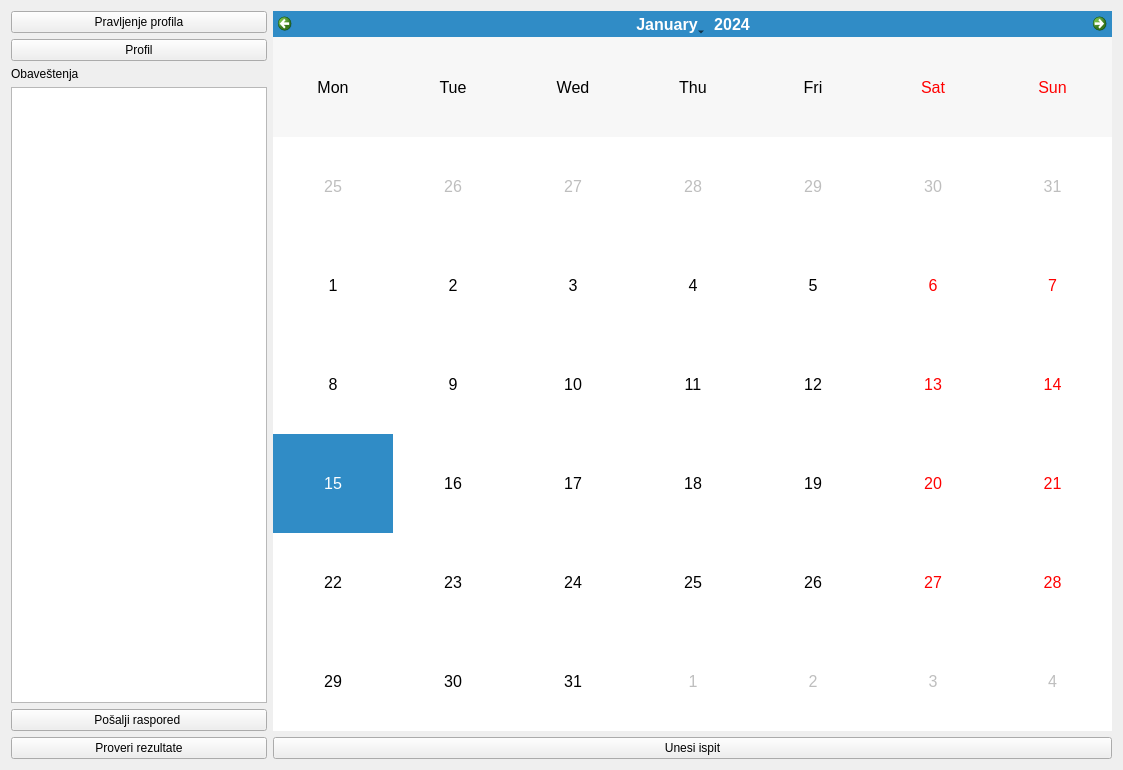
This is Planer/MatfPlaner/forms/Calendar.ui in stenjo1/MATF_Planner as Qt 5 draws it before an edit. The edited form follows.
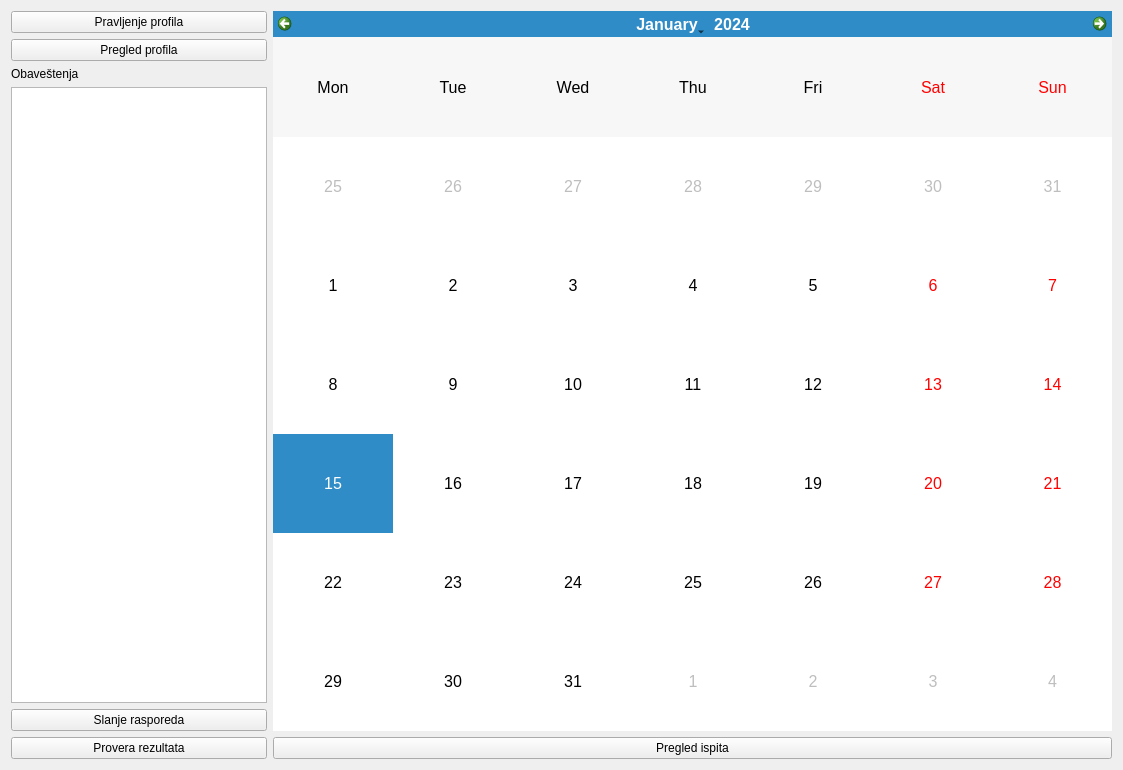
This is the edited form.

```diff
--- a/Planer/MatfPlaner/forms/Calendar.ui
+++ b/Planer/MatfPlaner/forms/Calendar.ui
@@ -32,7 +32,7 @@
      <item>
       <widget class="QPushButton" name="pbProfile">
        <property name="text">
-        <string>Profil</string>
+        <string>Pregled profila</string>
        </property>
       </widget>
      </item>
@@ -56,14 +56,14 @@
      <item>
       <widget class="QPushButton" name="pbSendMail">
        <property name="text">
-        <string>Pošalji raspored </string>
+        <string>Slanje rasporeda</string>
        </property>
       </widget>
      </item>
      <item>
       <widget class="QPushButton" name="pbCheckUrl">
        <property name="text">
-        <string>Proveri rezultate</string>
+        <string>Provera rezultata</string>
        </property>
       </widget>
      </item>
@@ -104,7 +104,7 @@
      <item>
       <widget class="QPushButton" name="pbNewExam">
        <property name="text">
-        <string>Unesi ispit</string>
+        <string>Pregled ispita</string>
        </property>
       </widget>
      </item>
```
Left out of the diff: 2 changed lines with no effect on the pictures.
